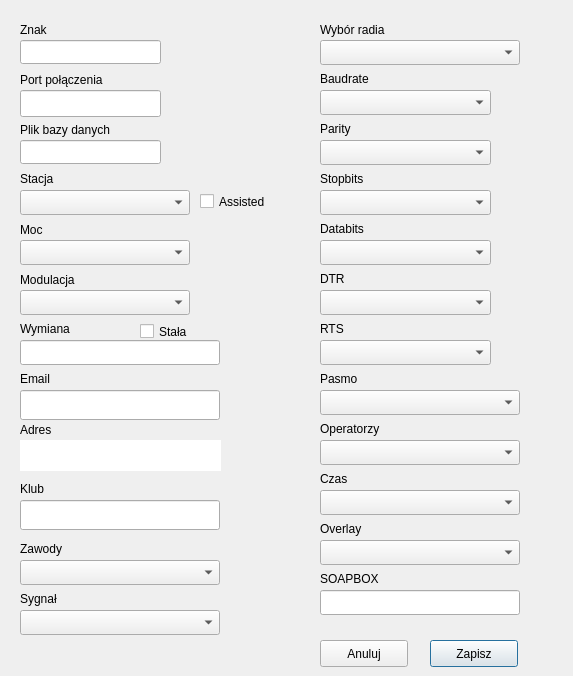
Qt form konfiguracja.ui (darvark/CallLogger) before a commit.
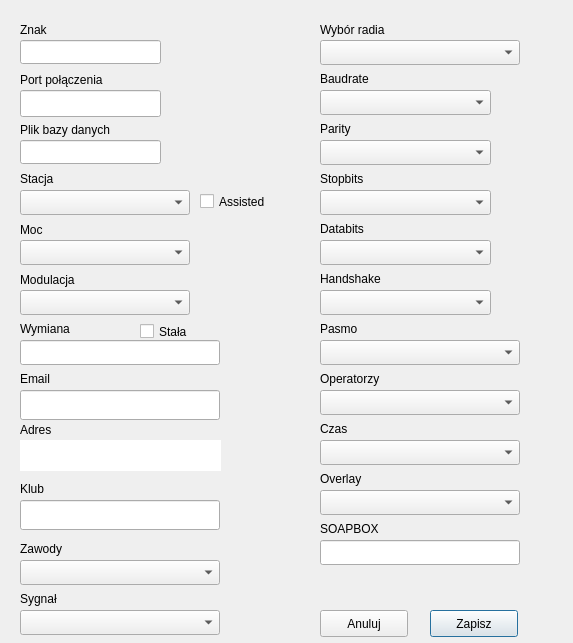
The same form after that commit.

```diff
--- a/konfiguracja.ui
+++ b/konfiguracja.ui
@@ -7,7 +7,7 @@
     <x>0</x>
     <y>0</y>
     <width>573</width>
-    <height>676</height>
+    <height>643</height>
    </rect>
   </property>
   <property name="windowTitle">
@@ -92,7 +92,7 @@
    <property name="geometry">
     <rect>
      <x>430</x>
-     <y>640</y>
+     <y>610</y>
      <width>88</width>
      <height>27</height>
     </rect>
@@ -105,7 +105,7 @@
    <property name="geometry">
     <rect>
      <x>320</x>
-     <y>640</y>
+     <y>610</y>
      <width>88</width>
      <height>27</height>
     </rect>
@@ -183,7 +183,7 @@
    <property name="geometry">
     <rect>
      <x>320</x>
-     <y>370</y>
+     <y>320</y>
      <width>84</width>
      <height>17</height>
     </rect>
@@ -209,7 +209,7 @@
    <property name="geometry">
     <rect>
      <x>320</x>
-     <y>420</y>
+     <y>370</y>
      <width>91</width>
      <height>17</height>
     </rect>
@@ -235,7 +235,7 @@
    <property name="geometry">
     <rect>
      <x>320</x>
-     <y>470</y>
+     <y>420</y>
      <width>84</width>
      <height>17</height>
     </rect>
@@ -261,7 +261,7 @@
    <property name="geometry">
     <rect>
      <x>320</x>
-     <y>520</y>
+     <y>470</y>
      <width>84</width>
      <height>17</height>
     </rect>
@@ -320,7 +320,7 @@
    <property name="geometry">
     <rect>
      <x>320</x>
-     <y>570</y>
+     <y>520</y>
      <width>84</width>
      <height>17</height>
     </rect>
@@ -363,7 +363,7 @@
    <property name="geometry">
     <rect>
      <x>320</x>
-     <y>390</y>
+     <y>340</y>
      <width>200</width>
      <height>25</height>
     </rect>
@@ -383,7 +383,7 @@
    <property name="geometry">
     <rect>
      <x>320</x>
-     <y>440</y>
+     <y>390</y>
      <width>200</width>
      <height>25</height>
     </rect>
@@ -403,7 +403,7 @@
    <property name="geometry">
     <rect>
      <x>320</x>
-     <y>490</y>
+     <y>440</y>
      <width>200</width>
      <height>25</height>
     </rect>
@@ -413,7 +413,7 @@
    <property name="geometry">
     <rect>
      <x>320</x>
-     <y>540</y>
+     <y>490</y>
      <width>200</width>
      <height>25</height>
     </rect>
@@ -436,7 +436,7 @@
    <property name="geometry">
     <rect>
      <x>320</x>
-     <y>590</y>
+     <y>540</y>
      <width>200</width>
      <height>25</height>
     </rect>
@@ -544,40 +544,17 @@
     </rect>
    </property>
   </widget>
-  <widget class="QComboBox" name="rts_choose">
-   <property name="geometry">
-    <rect>
-     <x>320</x>
-     <y>340</y>
-     <width>171</width>
-     <height>25</height>
-    </rect>
-   </property>
-  </widget>
   <widget class="QLabel" name="label_21">
    <property name="geometry">
     <rect>
      <x>320</x>
      <y>270</y>
-     <width>54</width>
+     <width>91</width>
      <height>17</height>
     </rect>
    </property>
    <property name="text">
-    <string>DTR</string>
-   </property>
-  </widget>
-  <widget class="QLabel" name="label_22">
-   <property name="geometry">
-    <rect>
-     <x>320</x>
-     <y>320</y>
-     <width>54</width>
-     <height>17</height>
-    </rect>
-   </property>
-   <property name="text">
-    <string>RTS</string>
+    <string>Handshake</string>
    </property>
   </widget>
   <widget class="QComboBox" name="stopbits_choose">
```
Left out of the diff: 6 changed lines with no effect on the pictures.
